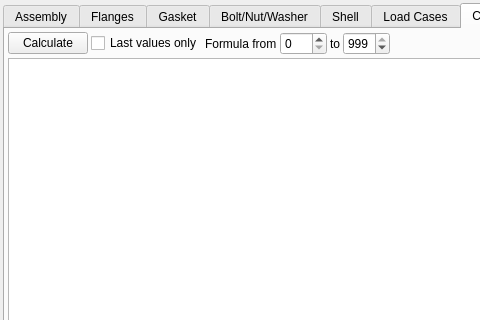
Before: the Qt Designer form pcalc/src/gui/pcalc_en1591widget.ui in hermixy/biluna, drawn with Qt 5; both pictures show x 209 to 689 and y 0 to 320 of the 1069 by 702 pixel window.
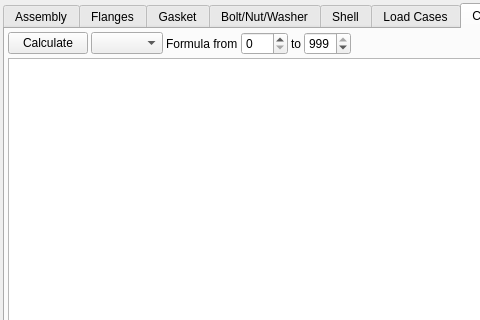
After: the same form once the commit is applied. The open tabs and pages were chosen to show the change. Custom widgets are drawn as their Qt base class.

Commit message:
PCALC start
Reporting EN1591

The edit to the form file:
```diff
--- a/pcalc/src/gui/pcalc_en1591widget.ui
+++ b/pcalc/src/gui/pcalc_en1591widget.ui
@@ -3240,11 +3240,7 @@
             </widget>
            </item>
            <item>
-            <widget class="QCheckBox" name="cbLastValuesOnly">
-             <property name="text">
-              <string>Last values only</string>
-             </property>
-            </widget>
+            <widget class="QComboBox" name="cbCalculationReportType"/>
            </item>
            <item>
             <widget class="QLabel" name="lblFormulaFrom">
```
Left out of the diff: 1 changed line with no effect on the pictures. The commit also changes 9 other files.
